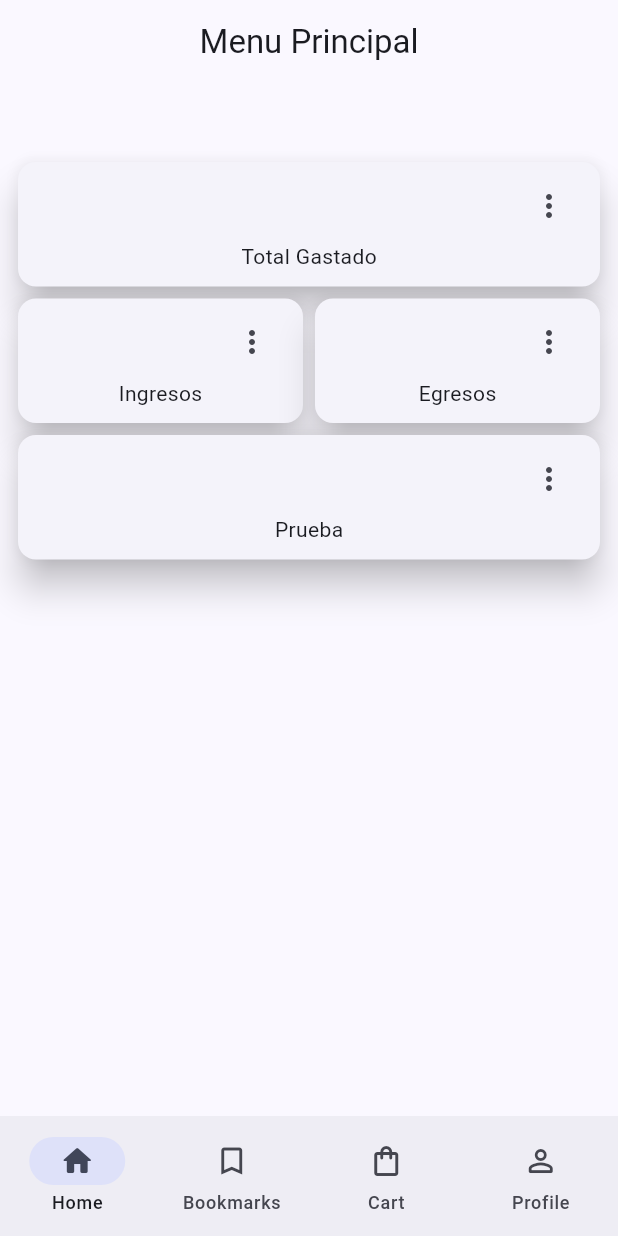
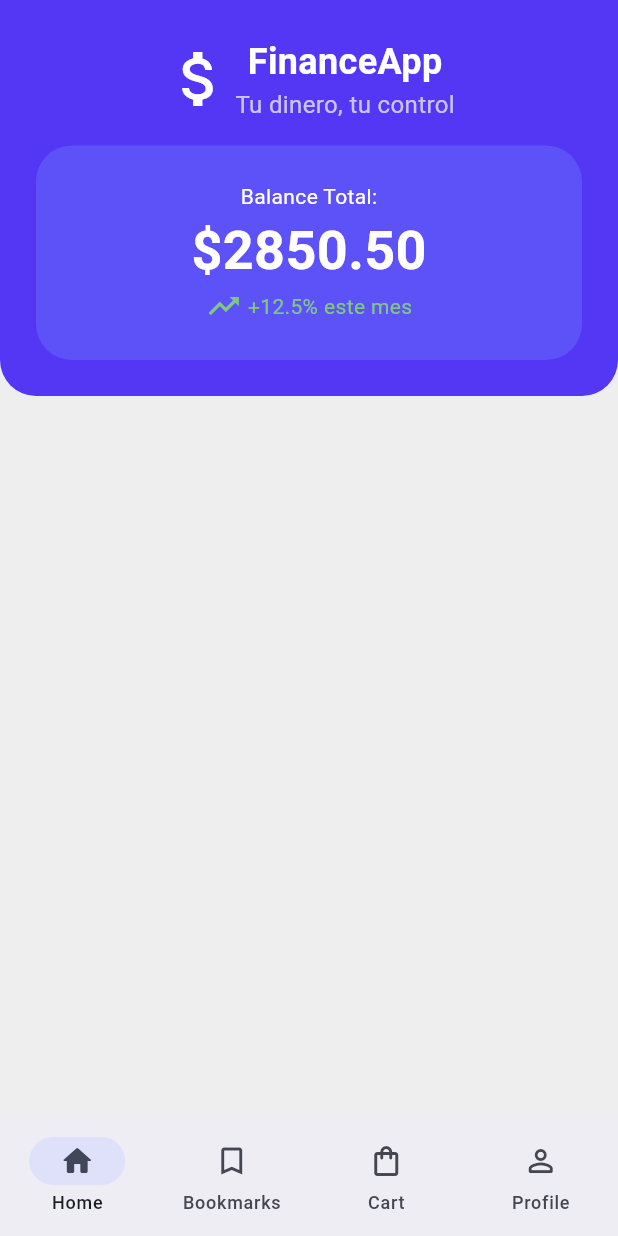
Before and after one commit to VECTOR416/Flutter-Manejo-Divisas, a Flutter app: the screen it shows after launch, on a phone screen of 412 x 824 dp. Run offline on Flutter 3.47's test engine with Material 3 defaults, Android fonts, the phone set to English and light mode, and no system bars; our stand-ins replace go_router.

Commit message:
feat(homescreen): Adicion de contenido superior principal

```diff
--- a/lib/presentation/screens/home_screen.dart
+++ b/lib/presentation/screens/home_screen.dart
@@ -8,61 +8,94 @@ class HomeScreen extends StatelessWidget {
   @override
   Widget build(BuildContext context) {
     return Scaffold(
-      appBar: AppBar(title: Text("Menu Principal"), centerTitle: true),
-      body: Center(
-        child: Column(
-          children: [
-            Padding(
-              padding: const EdgeInsets.symmetric(
-                vertical: 48.0,
-                horizontal: 8.0,
-              ),
-              child: Column(
-                children: [
-                  _CardType1(label: 'Total Gastado', elevation: 10),
-                  Row(
-                    children: [
-                      Expanded(child: _CardType1(label: 'Ingresos', elevation: 10)),
-                      Expanded(child: _CardType1(label: 'Egresos', elevation: 10)),
-                    ],
-                  ),
-                  Expanded(flex: 0, child: _CardType1(label: "Prueba", elevation: 10))
-                ],
-              ),
-            ),
-          ],
-        ),
-      ),
+      backgroundColor: Colors.grey[200],
+      body: SafeArea(child: Column(children: [_MainAppbar()])),
       bottomNavigationBar: CustomBottomNavigationBar(),
     );
   }
 }
 
-class _CardType1 extends StatelessWidget {
-  final String label;
-  final double elevation;
-
-  const _CardType1({required this.label, required this.elevation});
+class _MainAppbar extends StatelessWidget {
+  const _MainAppbar();
 
   @override
   Widget build(BuildContext context) {
-    return Card(
-      elevation: elevation,
-      child: Padding(
-        padding: const EdgeInsets.fromLTRB(10, 5, 10, 10),
-        child: Column(
-          children: [
-            Align(
-                alignment: Alignment.topRight,
-                child: IconButton(
-                    onPressed: () {}, icon: Icon(Icons.more_vert_outlined))),
-            Align(
-              alignment: Alignment.bottomLeft,
-              child: Center(child: Text(label)),
-            )
-          ],
+    return Container(
+      width: double.infinity,
+      padding: const EdgeInsets.all(24),
+      decoration: const BoxDecoration(
+        color: Color(0xFF5337F5),
+        borderRadius: BorderRadius.only(
+          bottomLeft: Radius.circular(24),
+          bottomRight: Radius.circular(24),
         ),
+      ),
+      child: Column(
+        crossAxisAlignment: CrossAxisAlignment.center,
+        children: [
+          Row(
+            mainAxisAlignment: MainAxisAlignment.center,
+            children: [
+              Icon(Icons.attach_money, color: Colors.white, size: 48),
+              Column(
+                children: [
+                  Text(
+                    'FinanceApp',
+                    style: TextStyle(
+                      fontSize: 24,
+                      fontWeight: FontWeight.bold,
+                      color: Colors.white,
+                    ),
+                  ),
+                  Text(
+                    'Tu dinero, tu control',
+                    style: TextStyle(fontSize: 16, color: Colors.white70),
+                  ),
+                ],
+              ),
+            ],
+          ),
+          const SizedBox(height: 16),
+          _SecundaryContainer()
+        ],
       ),
     );
   }
 }
+
+class _SecundaryContainer extends StatelessWidget {
+  const _SecundaryContainer();
+
+  @override
+  Widget build(BuildContext context) {
+    return Container(
+      width: double.infinity,
+      padding: EdgeInsets.all(24),
+      decoration: BoxDecoration(
+        borderRadius: BorderRadius.all(Radius.circular(24)),
+        color: Color(0xFF5d52f8)
+      ),
+      child: Column(
+        children: [
+          Text('Balance Total:', style: TextStyle(color: Colors.white)),
+          Text(
+          '\$2850.50',
+          style: TextStyle(
+            fontSize: 36,
+            fontWeight: FontWeight.bold,
+            color: Colors.white,
+          )
+        ),
+        Row(
+          spacing: 4,
+          mainAxisAlignment: MainAxisAlignment.center,
+          children: [
+            Icon(Icons.trending_up, color: Colors.green[300]),
+            Text("+12.5% este mes", style: TextStyle(color: Colors.green[300]))
+          ],
+        )
+        ]
+      ),
+    );
+  }
+}
```
